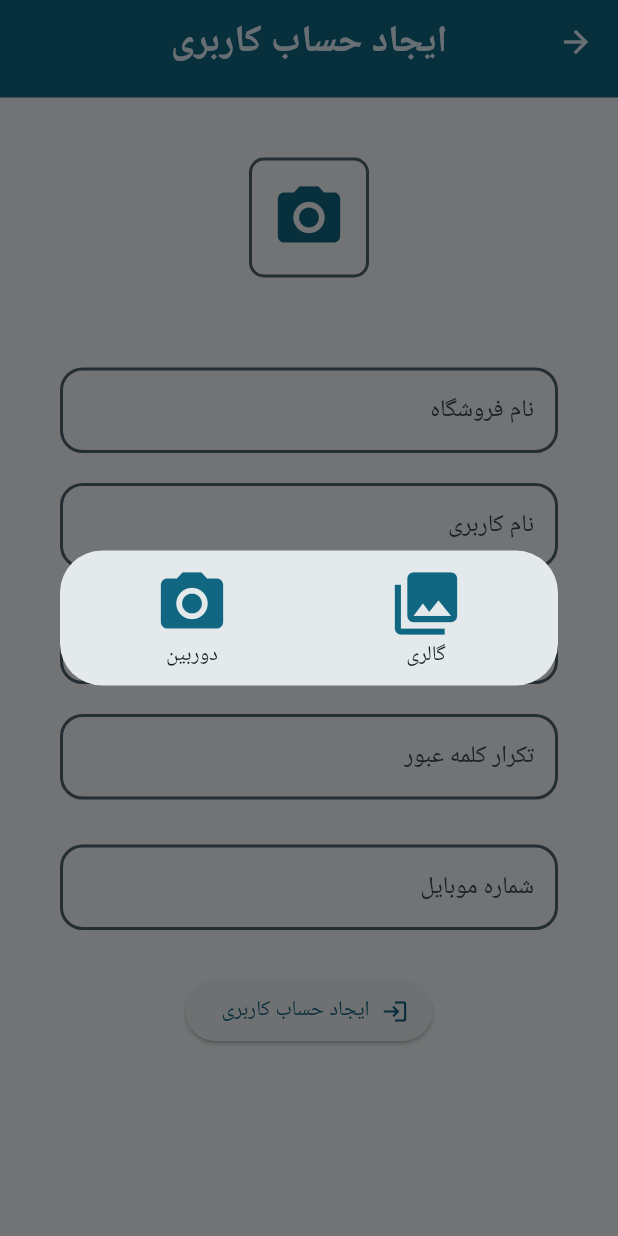
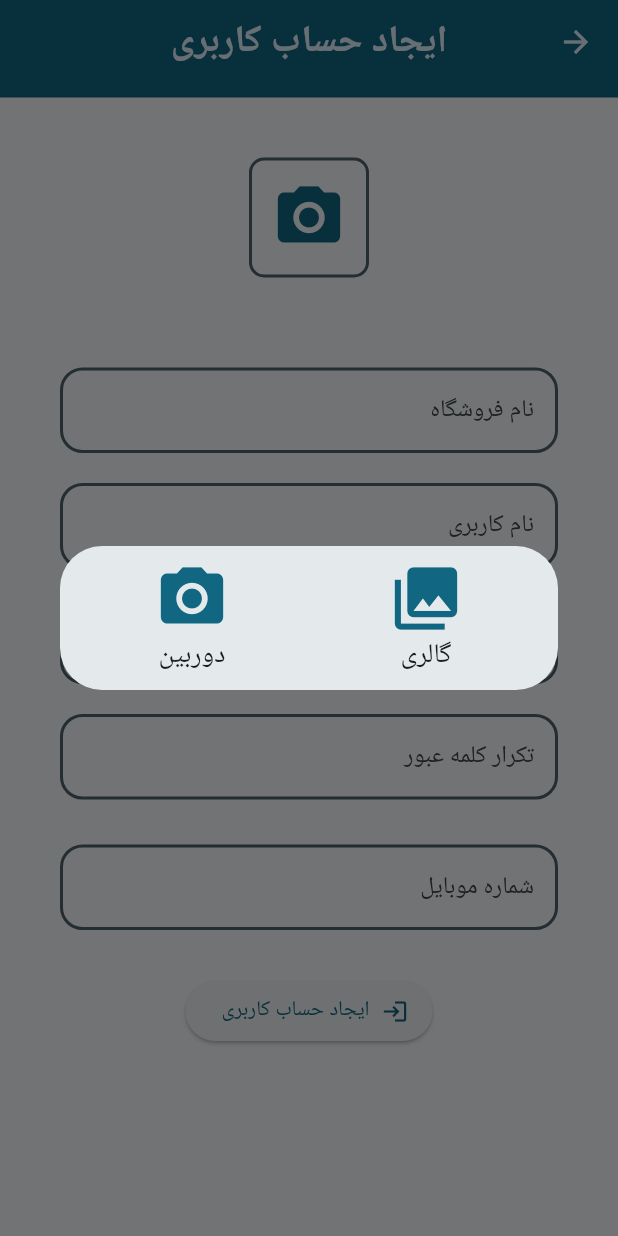
Before and after one commit to iam-hosseindarvishi/sell_pro, a Flutter app: the RegisterPage screen opened directly, after a tap on the "camera alt" icon, on a phone screen of 412 x 824 dp. Run offline on Flutter 3.47's test engine with Material 3 defaults, Android fonts, the phone set to English and light mode, and no system bars; our stand-ins replace image_picker.

Commit message:
feat : added  package for pick image , add pick image for register page and select logo

```diff
--- a/lib/src/features/auth/pages/register_page.dart
+++ b/lib/src/features/auth/pages/register_page.dart
@@ -1,7 +1,7 @@
 import 'package:flutter/material.dart';
 import 'package:sell_pro/src/shared/widgets/start_app_bar.dart';
-
 import '../../../shared/widgets/app_text_field.dart';
+import '../widgets/logo_image_picker.dart';
 
 class RegisterPage extends StatelessWidget {
   const RegisterPage({super.key});
@@ -21,74 +21,7 @@ class RegisterPage extends StatelessWidget {
               child: SingleChildScrollView(
                 child: Column(children: [
                   // iamge or logo picker
-                  InkWell(
-                    child: Container(
-                      width: 80.0,
-                      height: 80.0,
-                      decoration: BoxDecoration(
-                          borderRadius: BorderRadius.circular(10.0),
-                          border: Border.all(
-                              width: 2,
-                              color: Theme.of(context).colorScheme.secondary)),
-                      child: Center(
-                        child: Icon(
-                          size: 50.0,
-                          Icons.camera_alt,
-                          color: Theme.of(context).primaryColor,
-                        ),
-                      ),
-                    ),
-                    onTap: () {
-                      showDialog(
-                        context: context,
-                        builder: (context) {
-                          return Dialog(
-                            child: Padding(
-                              padding: const EdgeInsets.symmetric(
-                                  vertical: 10.0, horizontal: 10.0),
-                              child: Row(
-                                crossAxisAlignment: CrossAxisAlignment.center,
-                                mainAxisAlignment:
-                                    MainAxisAlignment.spaceAround,
-                                children: [
-                                  // import from gallery
-                                  InkWell(
-                                    child: Column(
-                                      mainAxisSize: MainAxisSize.min,
-                                      children: [
-                                        Icon(
-                                          size: 50.0,
-                                          Icons.photo_camera,
-                                          color: Theme.of(context).primaryColor,
-                                        ),
-                                        const Text("دوربین")
-                                      ],
-                                    ),
-                                  ),
-                                  // import from camera
-                                  InkWell(
-                                    child: Column(
-                                      mainAxisSize: MainAxisSize.min,
-                                      mainAxisAlignment:
-                                          MainAxisAlignment.spaceBetween,
-                                      children: [
-                                        Icon(
-                                          size: 50.0,
-                                          Icons.photo_library,
-                                          color: Theme.of(context).primaryColor,
-                                        ),
-                                        const Text("گالری")
-                                      ],
-                                    ),
-                                  ),
-                                ],
-                              ),
-                            ),
-                          );
-                        },
-                      );
-                    },
-                  ),
+                  const ImagePicker(),
                   const SizedBox(height: 60.0),
                   // shop name field
                   AppTextField(
--- /dev/null
+++ b/lib/src/features/auth/widgets/image_picker_button.dart
@@ -0,0 +1,39 @@
+import 'package:flutter/material.dart';
+
+class ImagePickerButton extends StatelessWidget {
+  final String text;
+  final IconData icon;
+  double? iconSize;
+  double? fontSize;
+  FontWeight? fontWeight;
+  final Function onTab;
+  ImagePickerButton(
+      {super.key,
+      required this.text,
+      required this.icon,
+      required this.onTab,
+      this.fontSize = 18.0,
+      this.fontWeight = FontWeight.normal,
+      this.iconSize = 50.0});
+
+  @override
+  Widget build(BuildContext context) {
+    return InkWell(
+      onTap: onTab(),
+      child: Column(
+        mainAxisSize: MainAxisSize.min,
+        children: [
+          Icon(
+            size: iconSize,
+            icon,
+            color: Theme.of(context).primaryColor,
+          ),
+          Text(
+            text,
+            style: TextStyle(fontSize: fontSize, fontWeight: fontWeight),
+          )
+        ],
+      ),
+    );
+  }
+}
--- /dev/null
+++ b/lib/src/features/auth/widgets/image_picker_dialog.dart
@@ -0,0 +1,36 @@
+import 'package:flutter/material.dart';
+import 'image_picker_button.dart';
+import 'package:image_picker/image_picker.dart';
+
+class ImagePickerDiolog extends StatelessWidget {
+  ImagePicker _imagePicker = ImagePicker();
+  ImagePickerDiolog({
+    super.key,
+  });
+
+  @override
+  Widget build(BuildContext context) {
+    return Dialog(
+      child: Padding(
+        padding: const EdgeInsets.symmetric(vertical: 10.0, horizontal: 10.0),
+        child: Row(
+          crossAxisAlignment: CrossAxisAlignment.center,
+          mainAxisAlignment: MainAxisAlignment.spaceAround,
+          children: [
+            // import from gallery
+            ImagePickerButton(
+              onTab: () {
+                _imagePicker.pickImage(source: ImageSource.gallery);
+              },
+              text: "دوربین",
+              icon: Icons.photo_camera,
+            ),
+            // import from camera
+            ImagePickerButton(
+                text: "گالری", icon: Icons.photo_library, onTab: () {}),
+          ],
+        ),
+      ),
+    );
+  }
+}
--- /dev/null
+++ b/lib/src/features/auth/widgets/logo_image_picker.dart
@@ -0,0 +1,37 @@
+import 'package:flutter/material.dart';
+import 'image_picker_dialog.dart';
+
+class ImagePicker extends StatelessWidget {
+  const ImagePicker({
+    super.key,
+  });
+
+  @override
+  Widget build(BuildContext context) {
+    return InkWell(
+      child: Container(
+        width: 80.0,
+        height: 80.0,
+        decoration: BoxDecoration(
+            borderRadius: BorderRadius.circular(10.0),
+            border: Border.all(
+                width: 2, color: Theme.of(context).colorScheme.secondary)),
+        child: Center(
+          child: Icon(
+            size: 50.0,
+            Icons.camera_alt,
+            color: Theme.of(context).primaryColor,
+          ),
+        ),
+      ),
+      onTap: () {
+        showDialog(
+          context: context,
+          builder: (context) {
+            return ImagePickerDiolog();
+          },
+        );
+      },
+    );
+  }
+}
```
